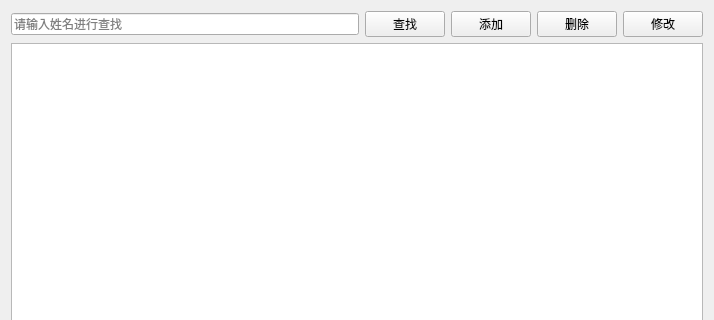
The window that qt_Lab4/patientview.ui (cLepins/QtRepo) describes before a commit, drawn with Qt 5; both pictures show x 0 to 714 and y 0 to 320 of the 714 by 473 pixel window.
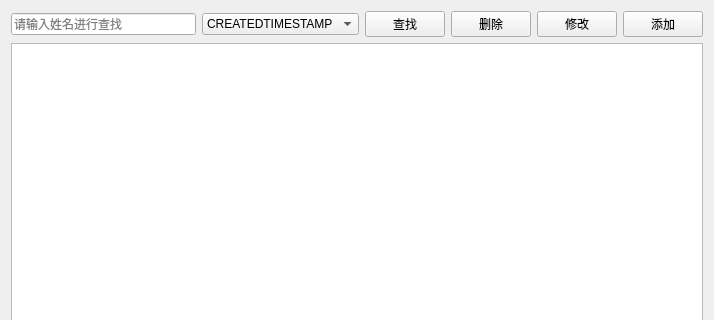
The same window after the commit. Icons and pictures are not drawn.

Patch:
```diff
--- a/qt_Lab4/patientview.ui
+++ b/qt_Lab4/patientview.ui
@@ -13,8 +13,8 @@
   <property name="windowTitle">
    <string>患者管理</string>
   </property>
-  <layout class="QVBoxLayout" name="verticalLayout">
-   <item>
+  <layout class="QGridLayout" name="gridLayout">
+   <item row="0" column="0">
     <layout class="QHBoxLayout" name="horizontalLayout">
      <item>
       <widget class="QLineEdit" name="txtSearch">
@@ -23,6 +23,25 @@
        </property>
       </widget>
      </item>
+     <item>
+      <widget class="QComboBox" name="comboBox">
+       <item>
+        <property name="text">
+         <string>CREATEDTIMESTAMP </string>
+        </property>
+       </item>
+       <item>
+        <property name="text">
+         <string>AGE</string>
+        </property>
+       </item>
+       <item>
+        <property name="text">
+         <string/>
+        </property>
+       </item>
+      </widget>
+     </item>
      <item>
       <widget class="QPushButton" name="btSearch">
        <property name="text">
@@ -34,17 +53,6 @@
        </property>
       </widget>
      </item>
-     <item>
-      <widget class="QPushButton" name="btAdd">
-       <property name="text">
-        <string>添加</string>
-       </property>
-       <property name="icon">
-        <iconset resource="lab4.qrc">
-         <normaloff>:/img/添加.png</normaloff>:/img/添加.png</iconset>
-       </property>
-      </widget>
-     </item>
      <item>
       <widget class="QPushButton" name="btDelete">
        <property name="text">
@@ -67,6 +75,17 @@
        </property>
       </widget>
      </item>
+     <item>
+      <widget class="QPushButton" name="btAdd">
+       <property name="text">
+        <string>添加</string>
+       </property>
+       <property name="icon">
+        <iconset>
+         <normaloff>:/img/添加.png</normaloff>:/img/添加.png</iconset>
+       </property>
+      </widget>
+     </item>
     </layout>
    </item>
    <item>
```
Left out of the diff: 12 changed lines with no effect on the pictures.
